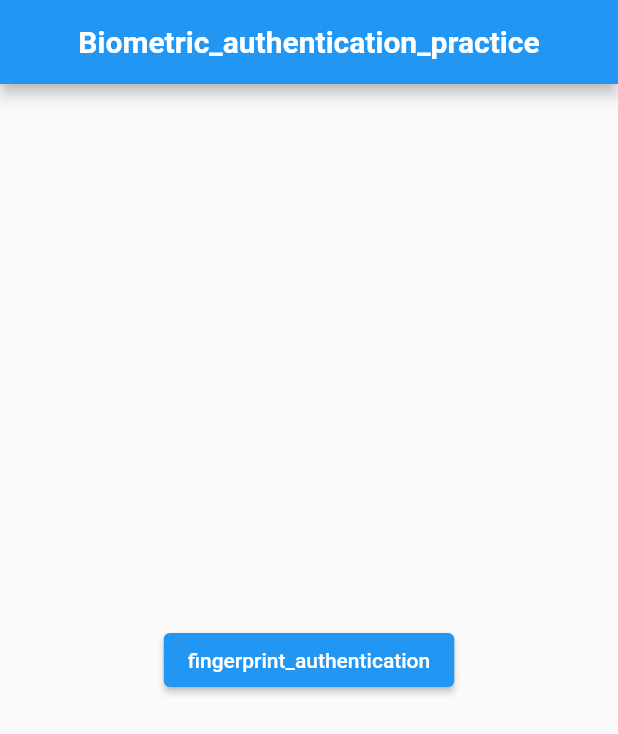
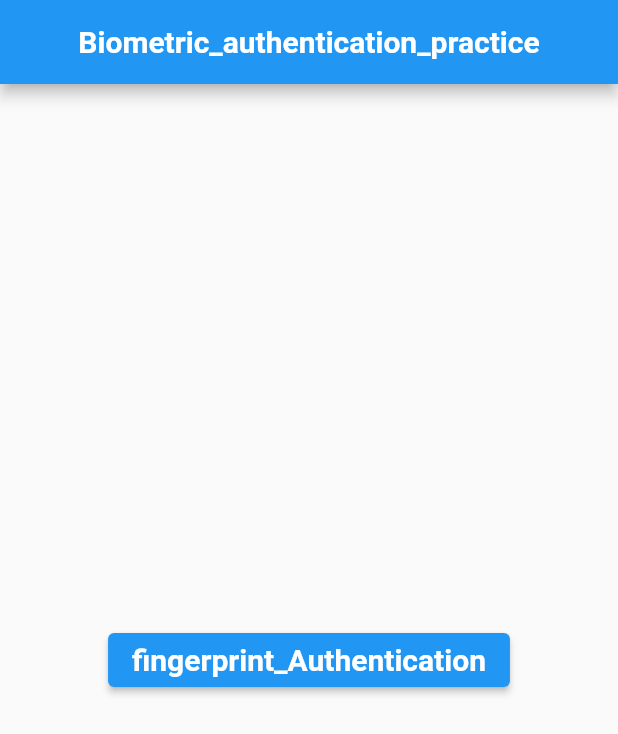
Before and after one commit to RAUFHASSAN2345/Biometric_authentication_flutter, a Flutter app: the screen it shows after launch, on a phone screen of 412 x 824 dp. Shown: the top 734 px of the screen. Run offline on Flutter 3.47's test engine with Material 2 defaults, Android fonts, the phone set to English and light mode, and no system bars; our stand-ins replace local_auth; missing offline and left inert: local_auth_android, local_auth_ios.

Commit message:
'biometric_authentication_practice'

```diff
--- a/lib/views/home_view.dart
+++ b/lib/views/home_view.dart
@@ -17,7 +17,6 @@ class home_view extends StatefulWidget {
 }
 
 class _home_viewState extends State<home_view> {
-  bool isDeviceSupport = false;
   List<BiometricType>? availableBiometrics;
   LocalAuthentication? auth;
   @override
@@ -50,66 +49,18 @@ class _home_viewState extends State<home_view> {
       ),
       body: SafeArea(
         child: Center(
-          child: Column(
-            mainAxisAlignment: MainAxisAlignment.center,
-            children: [
-              // ElevatedButton(
-              //     onPressed: () async {
-              //       try {
-              //         availableBiometrics =
-              //             await auth?.getAvailableBiometrics();
-              //         print('available_biometrics : $availableBiometrics');
-
-              //         if (availableBiometrics!.contains(BiometricType.weak) ||
-              //             availableBiometrics!.contains(BiometricType.face)) {
-              //           final bool didAuthenticate = await auth!.authenticate(
-              //             localizedReason: 'Unlock your screen with faceid',
-              //             options: AuthenticationOptions(
-              //                 biometricOnly: true,
-              //                 useErrorDialogs: false,
-              //                 stickyAuth: true),
-              //           );
-              //           if (didAuthenticate == true) {
-              //             Navigator.pushReplacement(
-              //                 context,
-              //                 MaterialPageRoute(
-              //                   builder: (context) => auth_successfull_view(),
-              //                 ));
-              //           }
-              //         }
-              //       } on PlatformException catch (e) {
-              //         // availableBiometrics = <BiometricType>[];
-              //         if (e.code == error_code.passcodeNotSet) {
-              //           exit(0);
-              //         }
-              //         print("$e");
-              //         return showDialog(
-              //           context: context,
-              //           builder: (context) {
-              //             return AlertDialog(
-              //               content: Text('$e'),
-              //             );
-              //           },
-              //         );
-              //       }
-              //     },
-              //     child: Text('faceid')),
-              ElevatedButton(
+          child: ElevatedButton(
               onPressed: () async {
                 try {
-                      availableBiometrics =
-                          await auth?.getAvailableBiometrics();
+                  availableBiometrics = await auth?.getAvailableBiometrics();
                   print('available_biometrics : $availableBiometrics');
                   if (availableBiometrics!.contains(BiometricType.strong) ||
                       availableBiometrics!
                           .contains(BiometricType.fingerprint)) {
                     final bool didAuthenticate = await auth!.authenticate(
-                            localizedReason:
-                                'Unlock your screen with fingerprint',
+                        localizedReason: 'Unlock your screen with fingerprint',
                         options: AuthenticationOptions(
-                                stickyAuth: true,
-                                useErrorDialogs: false,
-                                biometricOnly: true),
+                            stickyAuth: true, biometricOnly: true),
                         authMessages: const <AuthMessages>[
                           AndroidAuthMessages(
                             cancelButton: 'No thanks',
@@ -127,24 +78,16 @@ class _home_viewState extends State<home_view> {
                     }
                   }
                 } on PlatformException catch (e) {
-                      // availableBiometrics = <BiometricType>[];
                   if (e.code == error_code.passcodeNotSet) {
                     exit(0);
                   }
                   print("$e");
-                      return showDialog(
-                        context: context,
-                        builder: (context) {
-                          return AlertDialog(
-                            content: Text('$e'),
-                          );
-                        },
-                      );
                 }
               },
-                  child: Text('fingerprint_authentication')),
-            ],
-          ),
+              child: Text(
+                'fingerprint_Authentication',
+                style: TextStyle(fontSize: 20, fontWeight: FontWeight.bold),
+              )),
         ),
       ),
     );
```
Lines whose indentation alone changed are shown as unchanged.
